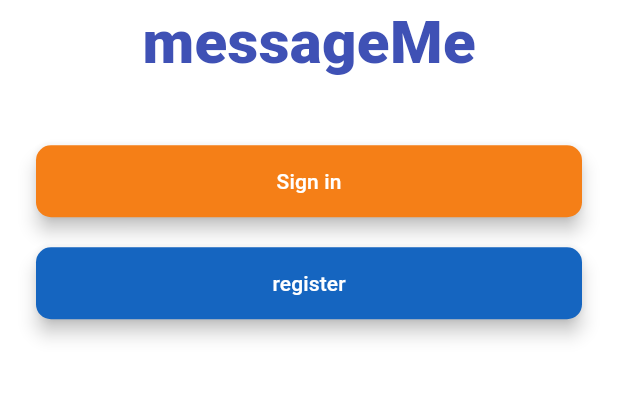
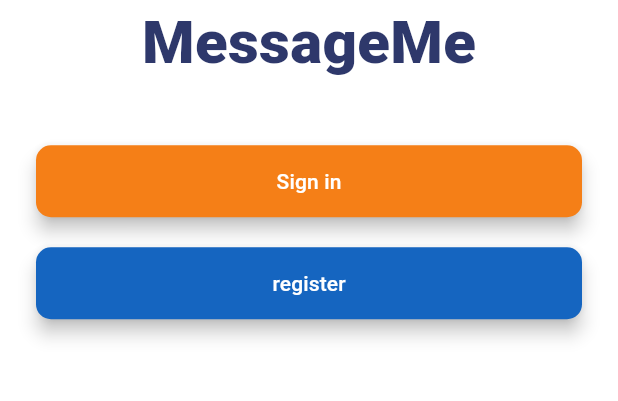
Before and after one commit to raghad-mohmmad/flutterChat, a Flutter app: the screen it shows after launch, on a phone screen of 412 x 824 dp, the part 586-987 px from its top. Run offline on Flutter 3.47's test engine with Material 3 defaults, Android fonts, the phone set to English and light mode, and no system bars.

Commit message:
Check Changes

```diff
--- a/lib/main.dart
+++ b/lib/main.dart
@@ -1,6 +1,6 @@
 import 'package:chat_app/screens/welcome_screen.dart';
 import 'package:flutter/material.dart';
-import 'Screens/welcome_screen.dart';
+//import 'Screens/welcome_screen.dart';
 import 'Screens/chat_screen.dart';
 import 'Screens/registration_screen.dart';
 import 'Screens/signin_screen.dart';
@@ -16,12 +16,14 @@ class Myapp extends StatelessWidget {
       title: 'Massage App',
       theme: ThemeData(primarySwatch: Colors.blue),
       // home:ChatScreen(),
-      initialRoute: 'welcome_screen',
+      initialRoute:'/welcome_screen',
       routes: {
-        'welcome_screen':(context) => WelcomeScreen(),
-        'signin_screen':(context) => SignInScreen(),
-        'registration_screen':(context) => RegistrationScreen(),
-        'chat_screen':(context) => ChatScreen(),
+
+        '/welcome_screen':(context) => WelcomeScreen(),
+        '/signin_screen':(context) => SignInScreen(),
+        '/registration_screen':(context) => RegistrationScreen(),
+        '/chat_screen':(context) => ChatScreen(),
+
 
       },
     );
--- a/lib/screens/chat_screen.dart
+++ b/lib/screens/chat_screen.dart
@@ -1,6 +1,7 @@
 import 'package:flutter/material.dart';
 
 class ChatScreen extends StatefulWidget {
+  //static const String screenRoute = 'chat_screen';
   const ChatScreen({Key? key}) : super(key: key);
 
   @override
--- a/lib/screens/registration_screen.dart
+++ b/lib/screens/registration_screen.dart
@@ -3,6 +3,7 @@ import '../Widgets/My_Button.dart';
 
 
 class RegistrationScreen extends StatefulWidget {
+  //static const String screenRoute = 'registration_screen';
   const RegistrationScreen({Key? key}) : super(key: key);
 
   @override
--- a/lib/screens/signin_screen.dart
+++ b/lib/screens/signin_screen.dart
@@ -3,6 +3,7 @@ import '../Widgets/My_Button.dart';
 
 
 class SignInScreen extends StatefulWidget {
+  //static const String screenRoute = 'signin_screen';
   const SignInScreen({Key? key}) : super(key: key);
 
   @override
--- a/lib/screens/welcome_screen.dart
+++ b/lib/screens/welcome_screen.dart
@@ -1,14 +1,17 @@
 import 'package:flutter/material.dart';
-import '';
-import '../widgets/my_button.dart';
-import 'registration_screen.dart';
-import 'signin_screen.dart';
+import '../screens/signin_screen.dart';
+import '../screens/registration_screen.dart';
+import '../Widgets/My_Button.dart';
 
 class WelcomeScreen extends StatefulWidget {
-  const WelcomeScreen({super.key});
+  static  const String screenRoute='welcome_screen';
+
+
+  const WelcomeScreen({Key? key}) : super(key: key);
+
 
   @override
-  State<WelcomeScreen> createState() => _WelcomeScreenState();
+  _WelcomeScreenState createState() => _WelcomeScreenState();
 }
 
 class _WelcomeScreenState extends State<WelcomeScreen> {
@@ -16,8 +19,7 @@ class _WelcomeScreenState extends State<WelcomeScreen> {
   Widget build(BuildContext context) {
     return Scaffold(
       backgroundColor: Colors.white,
-      body:
-      Padding(
+      body: Padding(
         padding: const EdgeInsets.symmetric(horizontal: 24),
         child: Column(
           mainAxisAlignment: MainAxisAlignment.center,
@@ -27,23 +29,34 @@ class _WelcomeScreenState extends State<WelcomeScreen> {
               children: [
                 Container(
                   height: 180,
-                  child: Image.asset('images/logo.png')
+                  child: Image.asset('images/logo.png'),
                 ),
-               const Text('messageMe',
+                Text(
+                  'MessageMe',
                   style: TextStyle(
                     fontSize: 40,
                     fontWeight: FontWeight.w900,
-                      color: Colors.indigo
-                  ),)
+                    color: Color(0xff2e386b),
+                  ),
+                ),
               ],
             ),
-           const   SizedBox(height: 30,),
+            SizedBox(height: 30),
             MyButton(
               color: Colors.yellow[900]!,
               title: 'Sign in',
-               onPressed: (){},
+              onPressed: () {
+                Navigator.pushNamed(context,'/signin_screen');
+              },
             ),
-            MyButton(color: Colors.blue[800]!, title: 'register', onPressed:(){})
+            MyButton(
+              color: Colors.blue[800]!,
+              title: 'register',
+              onPressed: () {
+                Navigator.pushNamed(context,'/registration_screen');
+
+              },
+            )
           ],
         ),
       ),
```
Lines whose indentation alone changed are shown as unchanged.
